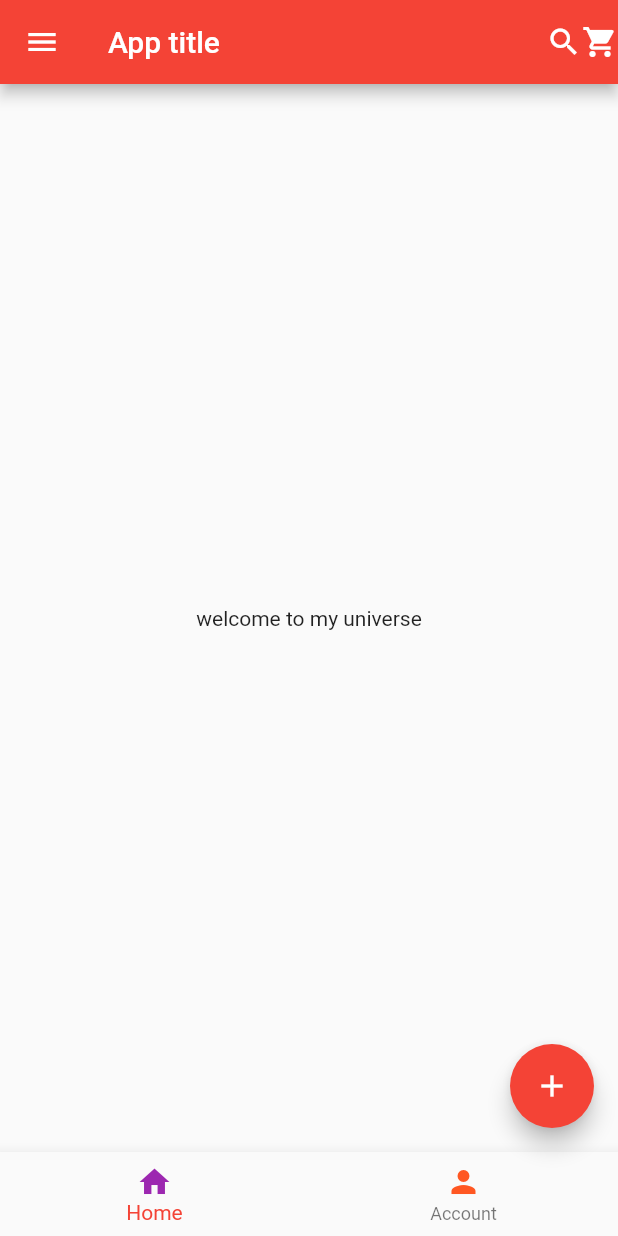
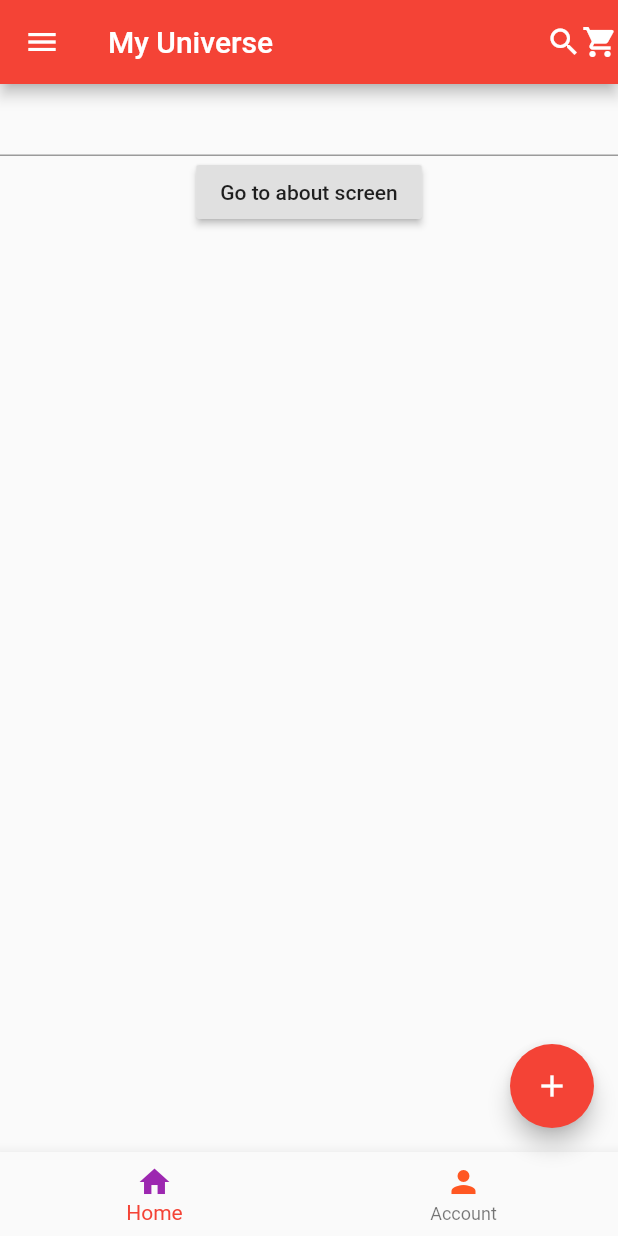
Before and after one commit to padam-ghimire/universe, a Flutter app: the screen it shows after launch, on a phone screen of 412 x 824 dp. Run offline on Flutter 3.47's test engine with Material 2 defaults, Android fonts, the phone set to English and light mode, and no system bars.

Commit message:
Application terminated

```diff
--- /dev/null
+++ b/lib/about.dart
@@ -0,0 +1,19 @@
+import 'package:flutter/cupertino.dart';
+import 'package:flutter/material.dart';
+
+class About extends StatelessWidget{
+  final String title;
+
+  About(this.title);
+  @override
+  Widget build(BuildContext context) {
+
+    return Scaffold(
+      appBar: AppBar(
+        title: Text("About us"),
+      ),
+     body: Center(child:Text(this.title),),
+    );
+  }
+
+}
--- a/lib/home.dart
+++ b/lib/home.dart
@@ -1,11 +1,44 @@
 import 'package:flutter/material.dart';
 
-class Home extends StatelessWidget{
+import 'about.dart';
+
+class Home extends StatefulWidget{
+
+
+  @override
+  State<StatefulWidget> createState() {
+
+    return _HomeState();
+  }
+
+}
+
+class _HomeState extends State<Home>{
+  var messageText= TextEditingController();
+  var title='';
   @override
   Widget build(BuildContext context) {
 
-    return   Center(
-      child:Text("welcome to my universe",textDirection: TextDirection.ltr,),
+    return Container(
+        child: Column(
+          children: <Widget>[
+            TextField(
+              controller: messageText,
+            ),
+            RaisedButton(
+              onPressed: (){
+                setState(() {
+                  title = messageText.text;
+                });
+               Navigator.push(context, MaterialPageRoute(builder: (context) {
+                 return About(title);
+               }));
+              },
+              child: Text("Go to about screen"),
+            ),
+
+          ],
+        ),
     );
   }
 
--- a/lib/main.dart
+++ b/lib/main.dart
@@ -10,7 +10,7 @@ void main(){
       ),
       home: Scaffold(
         appBar:AppBar(
-          title:Text("App title"),
+          title:Text("My Universe"),
           actions: <Widget>[
             Icon(Icons.search),
             Icon(Icons.shopping_cart),
@@ -32,7 +32,7 @@ void main(){
             ),
             BottomNavigationBarItem(
               icon: Icon(Icons.person,color: Colors.deepOrange,),
-              title: Text("Account")
+              title: Text("Account",style: TextStyle(fontSize:20.0,fontWeight:FontWeight.bold,color:Colors.green),)
               ),
           ],
         ),
```
